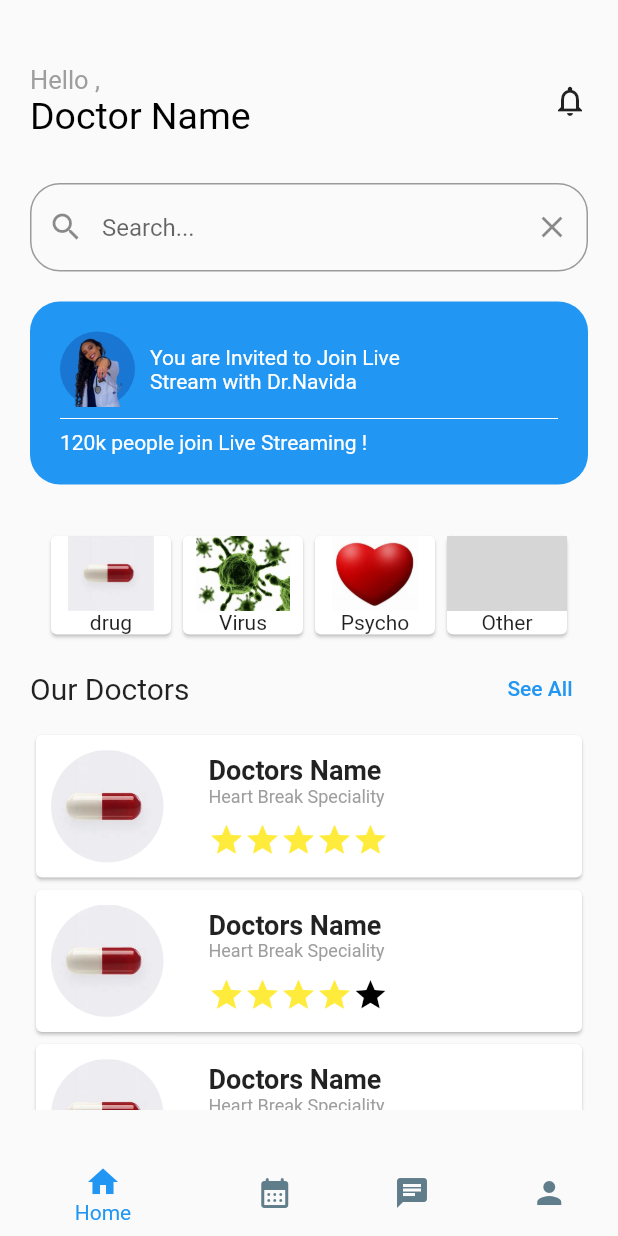
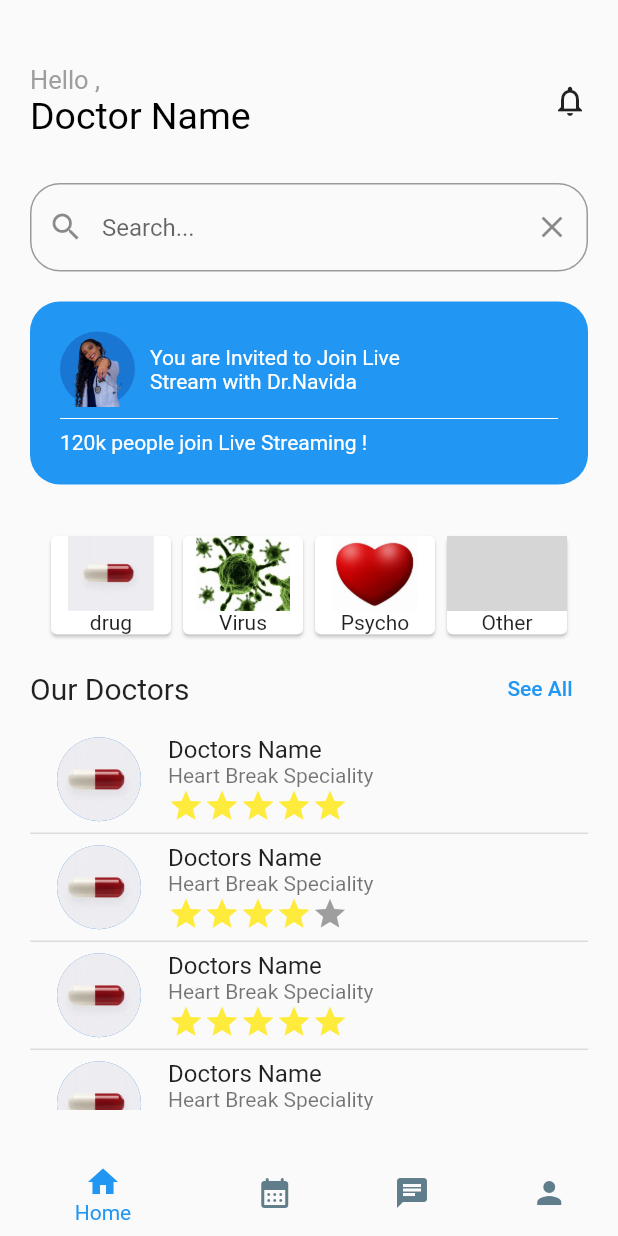
Before and after one commit to fufex3934/doctor-appointment, a Flutter app: the CategoryChoice screen opened directly, on a phone screen of 412 x 824 dp. Run offline on Flutter 3.47's test engine with Material 2 defaults, Android fonts, the light colour scheme and no system bars; our stand-ins replace table_calendar; grey boxes are pictures that could not be loaded.

Commit message:
merging and pushes the final code

```diff
--- a/lib/model/listCategory.dart
+++ b/lib/model/listCategory.dart
@@ -2,9 +2,9 @@ import 'package:flutter/material.dart';
 
 class Category {
   String name;
-  Widget icon;
+  Widget Image;
 
-  Category({required this.name, required this.icon});
+  Category({required this.name, required this.Image});
 }
 
 class DoctorsList {
@@ -12,11 +12,13 @@ class DoctorsList {
   String Speciality;
   Widget Image;
   double Rating;
+  String bg;
   DoctorsList(
       {required this.name,
       required this.Speciality,
       required this.Image,
-      required this.Rating});
+      required this.Rating,
+      required this.bg});
 }
 
 class RatingStars {
@@ -29,6 +31,19 @@ class RatingStars {
     required this.rating,
     this.size = 24.0,
     this.color = Colors.yellow,
-    this.borderColor = Colors.black,
+    this.borderColor = Colors.grey,
   });
 }
+
+class IndividualDoctorsInformation {
+  final String name;
+  final String speciality;
+  final String photo;
+  final double Rating;
+
+  IndividualDoctorsInformation(
+      {required this.name,
+      required this.speciality,
+      required this.photo,
+      required this.Rating}); //biography , number of patient and scheduale to be added
+}
--- a/lib/view/CategoryChoose.dart
+++ b/lib/view/Category/CategoryChoose.dart
@@ -1,6 +1,7 @@
+import 'package:doctor/view/individualDoctorsInfo/IndividualDoctorsInfo.dart';
 import 'package:flutter/material.dart';
 
-import '../model/listCategory.dart';
+import '../../model/listCategory.dart';
 
 class CategoryChoice extends StatefulWidget {
   const CategoryChoice({Key? key}) : super(key: key);
@@ -14,28 +15,28 @@ RatingStars rs = RatingStars(rating: 3);
 final List<Category> menu = [
   Category(
       name: 'drug',
-      icon: Image.asset(
+      Image: Image.asset(
         'lib/assets/images/drug.jpg',
         height: 50,
         width: 80,
       )),
   Category(
       name: 'Virus',
-      icon: Image.asset(
+      Image: Image.asset(
         'lib/assets/images/virus.jpg',
         height: 50,
         width: 80,
       )),
   Category(
       name: 'Psycho',
-      icon: Image.asset(
+      Image: Image.asset(
         'lib/assets/images/psycho.jpg',
         height: 50,
         width: 80,
       )),
   Category(
       name: 'Other',
-      icon: Image.asset(
+      Image: Image.asset(
         'lib/assets/images/other.png',
         height: 50,
         width: 80,
@@ -44,6 +45,7 @@ final List<Category> menu = [
 final List<DoctorsList> docList = [
   DoctorsList(
       name: 'Doctors Name',
+      bg: 'lib/assets/images/drug.jpg',
       Speciality: "Heart Break Speciality",
       Image: Image.asset(
         'lib/assets/images/drug.jpg',
@@ -54,6 +56,7 @@ final List<DoctorsList> docList = [
       Rating: 5),
   DoctorsList(
       name: 'Doctors Name',
+      bg: 'lib/assets/images/drug.jpg',
       Speciality: "Heart Break Speciality",
       Image: Image.asset(
         'lib/assets/images/drug.jpg',
@@ -64,6 +67,7 @@ final List<DoctorsList> docList = [
       Rating: 4),
   DoctorsList(
       name: 'Doctors Name',
+      bg: 'lib/assets/images/drug.jpg',
       Speciality: "Heart Break Speciality",
       Image: Image.asset(
         'lib/assets/images/drug.jpg',
@@ -74,6 +78,7 @@ final List<DoctorsList> docList = [
       Rating: 5),
   DoctorsList(
       name: 'Doctors Name',
+      bg: 'lib/assets/images/drug.jpg',
       Speciality: "Heart Break Speciality",
       Image: Image.asset(
         'lib/assets/images/drug.jpg',
@@ -84,6 +89,7 @@ final List<DoctorsList> docList = [
       Rating: 3),
   DoctorsList(
       name: 'Doctors Name',
+      bg: 'lib/assets/images/drug.jpg',
       Speciality: "Heart Break Speciality",
       Image: Image.asset(
         'lib/assets/images/drug.jpg',
@@ -98,39 +104,35 @@ List<Widget> personCards = menu.map((ele) {
   return Card(
     child: Column(
       mainAxisAlignment: MainAxisAlignment.center,
-      children: [ele.icon, Text(ele.name)],
+      children: [ele.Image, Text(ele.name)],
     ),
   );
 }).toList();
 
-List<Widget> listDoctors = docList.map((ele) {
-  return Card(
-    child: Container(
-      padding: const EdgeInsets.all(10),
-      child: Row(
-        children: [
-          ClipOval(
-            child: ele.Image,
+class _CategoryChoiceState extends State<CategoryChoice> {
+  final TextEditingController _searchController = TextEditingController();
+
+  int _currentIndex = 0;
+
+  void _onItemTapped(int index) {
+    setState(() {
+      _currentIndex = index;
+    });
+  }
+
+  @override
+  Widget build(BuildContext context) {
+    List<Widget> listDoctors = docList.map((ele) {
+      return ListTile(
+          leading: CircleAvatar(
+            radius: 30,
+            backgroundImage: AssetImage(ele.bg),
           ),
-          const SizedBox(
-            width: 30,
-          ),
-          Column(
+          title: Text(ele.name),
+          subtitle: Column(
             crossAxisAlignment: CrossAxisAlignment.start,
             children: [
-              Text(
-                ele.name,
-                style:
-                    const TextStyle(fontSize: 18, fontWeight: FontWeight.bold),
-              ),
-              Text(ele.Speciality,
-                  style: const TextStyle(
-                      fontSize: 12,
-                      fontWeight: FontWeight.normal,
-                      color: Colors.grey)),
-              const SizedBox(
-                height: 10,
-              ),
+              Text(ele.Speciality),
               Row(
                 mainAxisSize: MainAxisSize.min,
                 children: List.generate(5, (index) {
@@ -148,25 +150,81 @@ List<Widget> listDoctors = docList.map((ele) {
               )
             ],
           ),
-        ],
-      ),
-    ),
-  );
-}).toList();
+          onTap: () {
+            // Your onClick functionality here
+            Navigator.push(
+                context,
+                MaterialPageRoute(
+                  builder: (context) => IndDoctorsInfo(
+                      doctorInfo: IndividualDoctorsInformation(
+                          name: ele.name,
+                          speciality: ele.Speciality,
+                          photo: ele.bg,
+                          Rating: ele.Rating)),
+                ));
+          });
 
-class _CategoryChoiceState extends State<CategoryChoice> {
-  final TextEditingController _searchController = TextEditingController();
+      // Card(
+      //   child: Container(
+      //     padding: const EdgeInsets.all(10),
+      //     child: Row(
+      //       children: [
+      //         ClipOval(
+      //           child: ele.Image,
+      //         ),
+      //         const SizedBox(
+      //           width: 30,
+      //         ),
+      //         Column(
+      //           crossAxisAlignment: CrossAxisAlignment.start,
+      //           children: [
+      //             Text(
+      //               ele.name,
+      //               style:
+      //                   const TextStyle(fontSize: 18, fontWeight: FontWeight.bold),
+      //             ),
+      //             Text(ele.Speciality,
+      //                 style: const TextStyle(
+      //                     fontSize: 12,
+      //                     fontWeight: FontWeight.normal,
+      //                     color: Colors.grey)),
+      //             const SizedBox(
+      //               height: 10,
+      //             ),
+      //             Row(
+      //               mainAxisSize: MainAxisSize.min,
+      //               children: List.generate(5, (index) {
+      //                 return IconTheme(
+      //                   data: IconThemeData(
+      //                     color:
+      //                         index < RatingStars(rating: ele.Rating).rating.floor()
+      //                             ? rs.color
+      //                             : rs.borderColor,
+      //                     size: rs.size,
+      //                   ),
+      //                   child: Icon(Icons.star),
+      //                 );
+      //               }),
+      //             )
+      //           ],
+      //         ),
+      //       ],
+      //     ),
+      //   ),
+      // );
+    }).toList();
+    // Add dividers between the tiles
+    List<Widget> dividedListDoctors = [];
+    for (var i = 0; i < listDoctors.length; i++) {
+      dividedListDoctors.add(listDoctors[i]);
+      if (i < listDoctors.length - 1) {
+        dividedListDoctors.add(Divider(
+          thickness: 1,
+          height: 5,
+        ));
+      }
+    }
 
-  int _currentIndex = 0;
-
-  void _onItemTapped(int index) {
-    setState(() {
-      _currentIndex = index;
-    });
-  }
-
-  @override
-  Widget build(BuildContext context) {
     return Scaffold(
       body: Center(
           child: Container(
@@ -293,7 +351,7 @@ class _CategoryChoiceState extends State<CategoryChoice> {
                 height: 254,
                 child: SingleChildScrollView(
                     scrollDirection: Axis.vertical,
-                    child: Column(children: listDoctors)),
+                    child: Column(children: dividedListDoctors)),
               ),
             ],
           ),
--- a/lib/view/splashPage/splash_Screen.dart
+++ b/lib/view/splashPage/splash_Screen.dart
@@ -1,5 +1,5 @@
 import 'package:flutter/material.dart';
-import '../CategoryChoose.dart';
+import '../Category/CategoryChoose.dart';
 
 class SplashScreen extends StatelessWidget {
   @override
--- a/pubspec.yaml
+++ b/pubspec.yaml
@@ -30,8 +30,9 @@ environment:
 dependencies:
   flutter:
     sdk: flutter
+  table_calendar: ^3.0.9
+  flutter_native_splash: ^2.3.1
 
-  flutter_native_splash: ^2.3.1
 flutter_native_splash:
   background_image: "./lib/assets/images/splash3.png"
   # The following adds the Cupertino Icons font to your application.
```
Also changed, not shown: lib/main.dart (+6 -6 lines), lib/view/BookAppointment/bookAppointment.dart (added, +224 -0 lines), lib/view/individualDoctorsInfo/IndividualDoctorsInfo.dart (added, +273 -0 lines), pubspec.lock.
